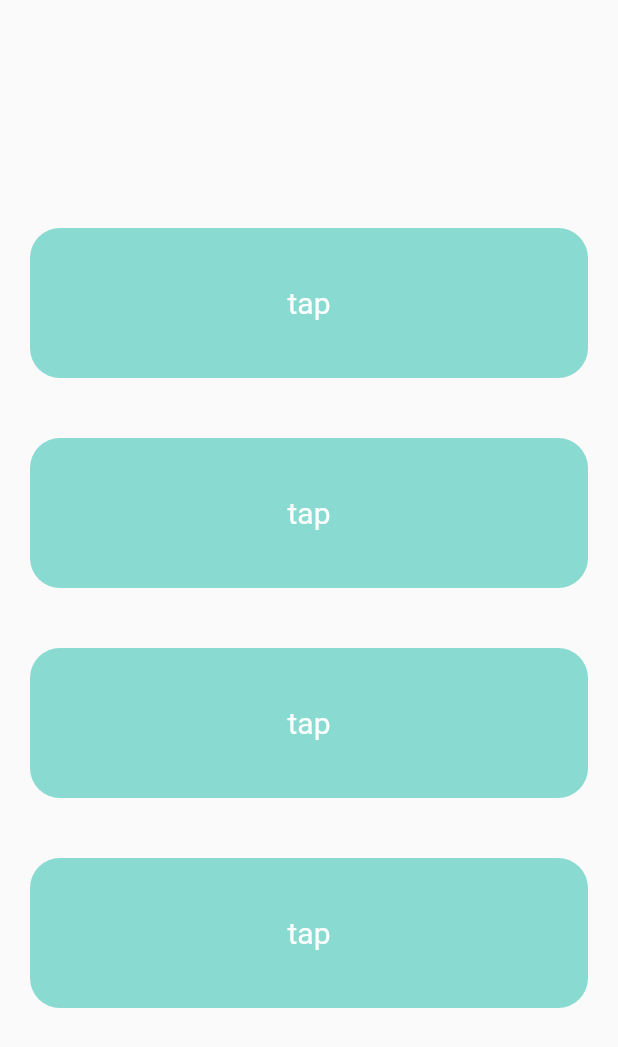
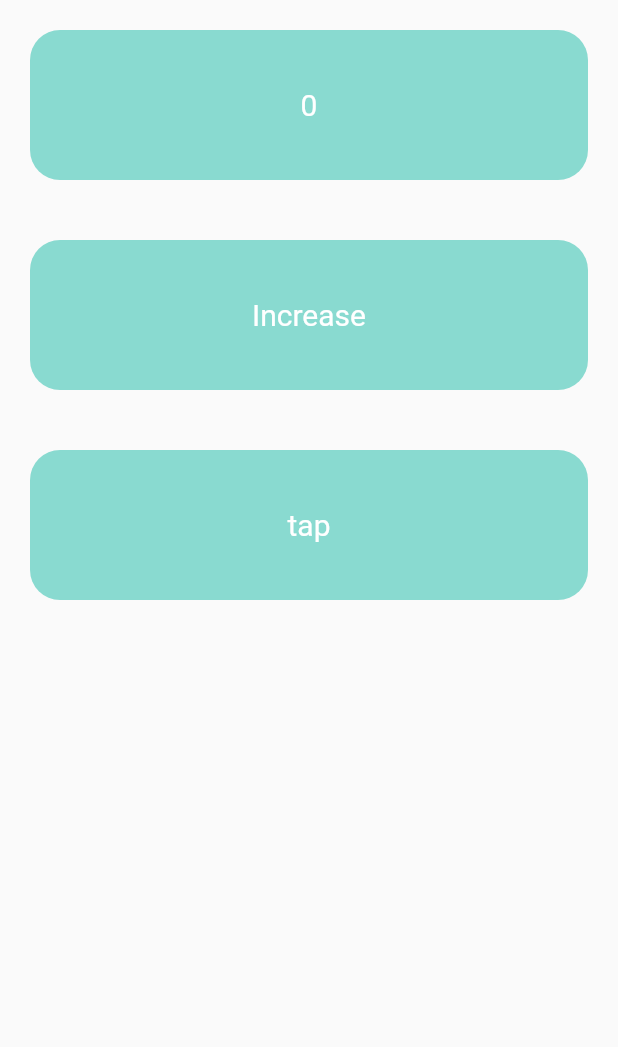
Before and after one commit to victormusembi11/flutter_todo, a Flutter app: the screen it shows after launch, on a phone screen of 412 x 824 dp. Shown: the top 1047 px of the screen. Run offline on Flutter 3.47's test engine with Material 2 defaults, Android fonts, the phone set to English and light mode, and no system bars; our stand-ins replace get.

Commit message:
feat: btn to trigger int increment func

```diff
--- a/lib/my_home_page.dart
+++ b/lib/my_home_page.dart
@@ -1,19 +1,45 @@
 import 'package:flutter/material.dart';
+import 'package:flutter_todo/controllers/tap_controller.dart';
+import 'package:get/get.dart';
 
 class MyHomePage extends StatelessWidget {
   const MyHomePage({super.key});
 
   @override
   Widget build(BuildContext context) {
+    TapController controller = Get.put(TapController());
+
     return Scaffold(
       body: SizedBox(
         width: double.maxFinite,
         height: double.maxFinite,
-        child: Column(
-          mainAxisAlignment: MainAxisAlignment.center,
+        child: ListView(
           children: [
+            GetBuilder<TapController>(builder: (_) {
+                return Container(
+                  margin: const EdgeInsets.all(20),
+                  width: double.maxFinite,
+                  height: 100,
+                  decoration: BoxDecoration(
+                    borderRadius: BorderRadius.circular(20),
+                    color: const Color(0xFF89dad0),
+                  ),
+                  child: Center(
+                      child: Text(
+                          controller.x.toString(),
+                          style: const TextStyle(
+                            fontSize: 20,
+                            color: Colors.white,
+                          )
+                      )
+                  ),
+                );
+              },
+            ),
             GestureDetector(
-              onTap: () {},
+              onTap: () {
+                controller.increaseX();
+              },
               child: Container(
                 margin: const EdgeInsets.all(20),
                 width: double.maxFinite,
@@ -24,49 +50,7 @@ class MyHomePage extends StatelessWidget {
                 ),
                 child: const Center(
                     child: Text(
-                        "tap",
-                        style: TextStyle(
-                          fontSize: 20,
-                          color: Colors.white,
-                        )
-                    )
-                ),
-              ),
-            ),
-            GestureDetector(
-              onTap: () {},
-              child: Container(
-                margin: const EdgeInsets.all(20),
-                width: double.maxFinite,
-                height: 100,
-                decoration: BoxDecoration(
-                  borderRadius: BorderRadius.circular(20),
-                  color: const Color(0xFF89dad0),
-                ),
-                child: const Center(
-                    child: Text(
-                        "tap",
-                        style: TextStyle(
-                          fontSize: 20,
-                          color: Colors.white,
-                        )
-                    )
-                ),
-              ),
-            ),
-            GestureDetector(
-              onTap: () {},
-              child: Container(
-                margin: const EdgeInsets.all(20),
-                width: double.maxFinite,
-                height: 100,
-                decoration: BoxDecoration(
-                  borderRadius: BorderRadius.circular(20),
-                  color: const Color(0xFF89dad0),
-                ),
-                child: const Center(
-                    child: Text(
-                        "tap",
+                        "Increase",
                         style: TextStyle(
                           fontSize: 20,
                           color: Colors.white,
```
